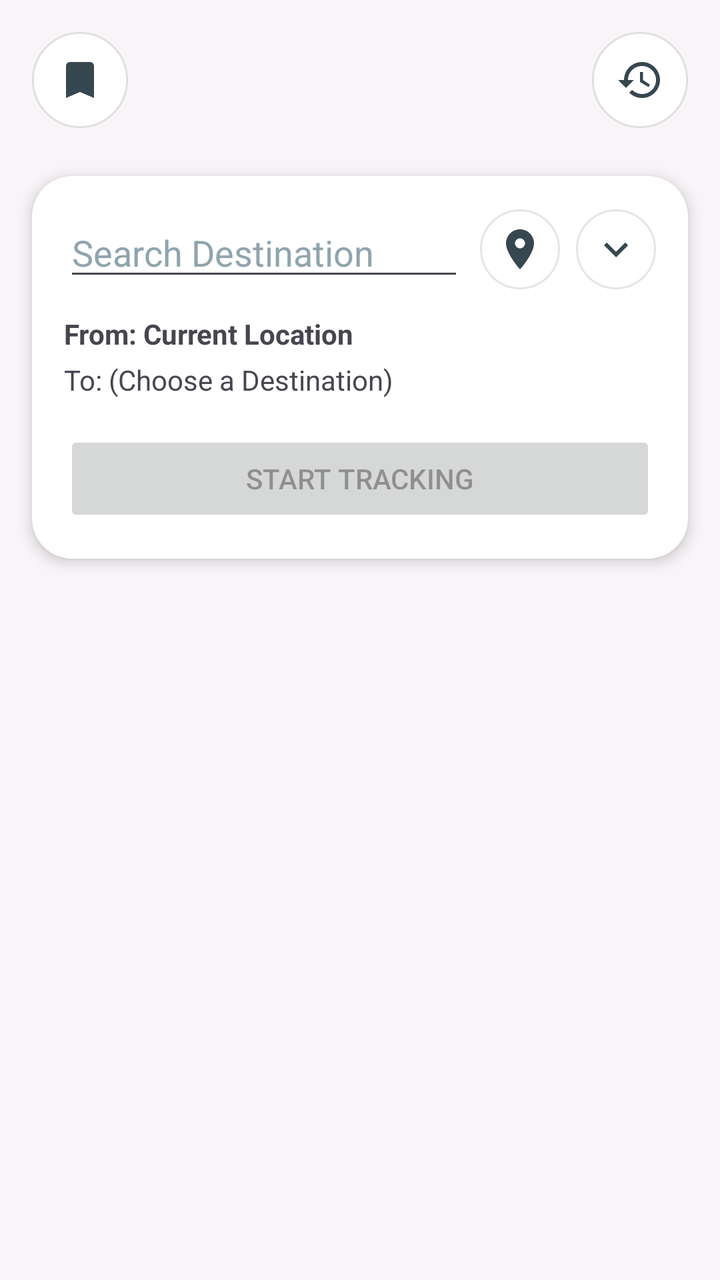
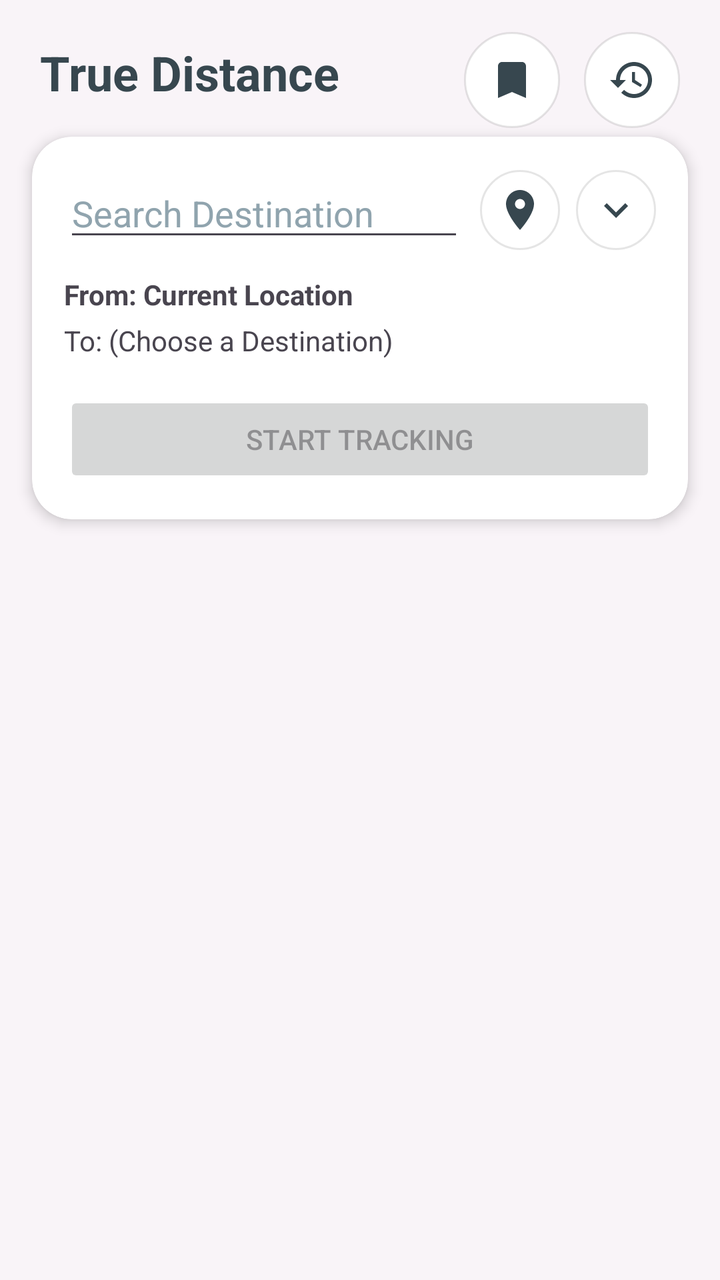

Compare the two renders of this Android layout. The source of the first and the diff that turns it into the second are given below.
<!-- AndroidManifest.xml: application theme Theme.TrueDistance -->
<!-- res/layout/fragment_distance.xml -->
<?xml version="1.0" encoding="utf-8"?>
<ScrollView xmlns:android="http://schemas.android.com/apk/res/android"
    xmlns:app="http://schemas.android.com/apk/res-auto"
    android:layout_width="match_parent"
    android:layout_height="match_parent"
    android:background="@color/background_soft"
    android:fillViewport="true">

    <androidx.constraintlayout.widget.ConstraintLayout
        android:layout_width="match_parent"
        android:layout_height="wrap_content">

        
        <TextView
            android:id="@+id/noInternetBanner"
            android:layout_width="0dp"
            android:layout_height="wrap_content"
            android:background="@color/accent_warm"
            android:padding="8dp"
            android:text="@string/no_internet_banner"
            android:textColor="@android:color/white"
            android:textAlignment="center"
            android:visibility="gone"
            app:layout_constraintTop_toTopOf="parent"
            app:layout_constraintStart_toStartOf="parent"
            app:layout_constraintEnd_toEndOf="parent" />

        <TextView
            android:id="@+id/noGpsBanner"
            android:layout_width="0dp"
            android:layout_height="wrap_content"
            android:background="@color/accent_warm"
            android:padding="8dp"
            android:text="@string/no_gps_banner"
            android:textColor="@android:color/white"
            android:textAlignment="center"
            android:clickable="true"
            android:focusable="true"
            android:visibility="gone"
            app:layout_constraintTop_toBottomOf="@id/noInternetBanner"
            app:layout_constraintStart_toStartOf="parent"
            app:layout_constraintEnd_toEndOf="parent" />

        <ImageButton
            android:id="@+id/savedLocationsButton"
            android:layout_width="48dp"
            android:layout_height="48dp"
            android:layout_marginTop="16dp"
            android:background="@drawable/bg_icon_chip"
            android:contentDescription="@string/saved_locations"
            android:src="@drawable/ic_bookmark"
            app:layout_constraintTop_toBottomOf="@id/noGpsBanner"
            app:layout_constraintStart_toStartOf="@id/locationCard" />

        <ImageButton
            android:id="@+id/historyButton"
            android:layout_width="48dp"
            android:layout_height="48dp"
            android:layout_marginTop="16dp"
            android:background="@drawable/bg_icon_chip"
            android:contentDescription="@string/distance_history"
            android:src="@drawable/ic_history"
            app:layout_constraintTop_toBottomOf="@id/noGpsBanner"
            app:layout_constraintEnd_toEndOf="@id/locationCard" />

        
        <androidx.cardview.widget.CardView
            android:id="@+id/locationCard"
            android:layout_width="0dp"
            android:layout_height="wrap_content"
            android:layout_marginTop="24dp"
            android:layout_marginHorizontal="16dp"
            app:cardCornerRadius="20dp"
            app:cardElevation="4dp"
            app:layout_constraintTop_toBottomOf="@id/savedLocationsButton"
            app:layout_constraintStart_toStartOf="parent"
            app:layout_constraintEnd_toEndOf="parent"
            app:layout_constraintWidth_max="600dp">

            <LinearLayout
                android:layout_width="match_parent"
                android:layout_height="wrap_content"
                android:orientation="vertical"
                android:padding="16dp">

                
                <LinearLayout
                    android:layout_width="match_parent"
                    android:layout_height="wrap_content"
                    android:orientation="horizontal"
                    android:gravity="center_vertical">

                    <AutoCompleteTextView
                        android:id="@+id/destinationSearchBox"
                        android:layout_width="0dp"
                        android:layout_height="wrap_content"
                        android:layout_weight="1"
                        android:hint="@string/search_destination_hint"
                        android:inputType="text"
                        android:completionThreshold="1"
                        android:textColor="@color/text_primary"
                        android:textColorHint="@color/text_secondary"
                        android:importantForAutofill="no" />

                    <ImageButton
                        android:id="@+id/mapPickButton"
                        android:layout_width="40dp"
                        android:layout_height="40dp"
                        android:layout_marginStart="8dp"
                        android:background="@drawable/bg_icon_chip"
                        android:contentDescription="@string/pick_on_map"
                        android:src="@drawable/ic_map_pin" />

                    <ImageButton
                        android:id="@+id/savedLocationDropdown"
                        android:layout_width="40dp"
                        android:layout_height="40dp"
                        android:layout_marginStart="8dp"
                        android:background="@drawable/bg_icon_chip"
                        android:contentDescription="@string/saved_locations"
                        android:src="@drawable/ic_chevron_down" />
                </LinearLayout>

                <TextView
                    android:id="@+id/fromLabel"
                    android:layout_width="wrap_content"
                    android:layout_height="wrap_content"
                    android:layout_marginTop="12dp"
                    android:text="@string/from_current_location"
                    android:textStyle="bold" />

                <TextView
                    android:id="@+id/toLabel"
                    android:layout_width="wrap_content"
                    android:layout_height="wrap_content"
                    android:layout_marginTop="4dp"
                    android:text="@string/to_choose_destination" />

                <Button
                    android:id="@+id/startTrackingButton"
                    android:layout_width="match_parent"
                    android:layout_height="wrap_content"
                    android:layout_marginTop="16dp"
                    android:enabled="false"
                    android:text="@string/start_tracking" />

            </LinearLayout>
        </androidx.cardview.widget.CardView>

    </androidx.constraintlayout.widget.ConstraintLayout>
</ScrollView>
<!-- resources referenced by this layout -->
<resources>
  <color name="accent_warm">@color/primary_violet</color>
  <color name="background_soft">#F9F4F8</color>
  <color name="text_primary">@color/text_charcoal</color>
  <color name="text_secondary">@color/text_gray_purple</color>
  <!-- drawable bg_icon_chip (drawable) -->
  <?xml version="1.0" encoding="utf-8"?>
  <shape xmlns:android="http://schemas.android.com/apk/res/android" android:shape="oval">
      <solid android:color="@color/card_white" />
      <stroke android:width="1dp" android:color="#1A000000" />
  </shape>
  <!-- drawable ic_bookmark (drawable) -->
  <?xml version="1.0" encoding="utf-8"?>
  <vector xmlns:android="http://schemas.android.com/apk/res/android"
      android:width="24dp"
      android:height="24dp"
      android:viewportWidth="24"
      android:viewportHeight="24"
      android:tint="@color/text_primary">
      <path
          android:fillColor="@android:color/white"
          android:pathData="M17,3H7C5.9,3 5,3.9 5,5v16l7,-3l7,3V5C19,3.9 18.1,3 17,3z" />
  </vector>
  <!-- drawable ic_chevron_down (drawable) -->
  <?xml version="1.0" encoding="utf-8"?>
  <vector xmlns:android="http://schemas.android.com/apk/res/android"
      android:width="24dp"
      android:height="24dp"
      android:viewportWidth="24"
      android:viewportHeight="24"
      android:tint="@color/text_primary">
      <path
          android:fillColor="@android:color/white"
          android:pathData="M7.41,8.59L12,13.17l4.59,-4.58L18,10l-6,6l-6,-6L7.41,8.59z" />
  </vector>
  <string name="distance_history">Distance History</string>
  <string name="from_current_location">From: Current Location</string>
  <string name="no_gps_banner">Location is off — Tap to enable</string>
  <string name="no_internet_banner">No Internet Connection — Search and Map require Internet</string>
  <string name="pick_on_map">Pick on Map</string>
  <string name="saved_locations">Saved Locations</string>
  <string name="search_destination_hint">Search Destination</string>
  <string name="start_tracking">Start Tracking</string>
  <string name="to_choose_destination">To: (Choose a Destination)</string>
  <color name="primary_violet">#7C4DFF</color>
  <color name="text_charcoal">#37474F</color>
  <color name="text_gray_purple">#90A4AE</color>
  <color name="card_white">#FFFFFF</color>
  <color name="primary_violet_dark">#651FFF</color>
  <color name="primary_lavender">#E1BEE7</color>
  <color name="text_on_primary">#FFFFFF</color>
  <style name="Theme.TrueDistance.Dialog" parent="ThemeOverlay.MaterialComponents.MaterialAlertDialog">
          <item name="shapeAppearanceOverlay">@style/ShapeAppearance.App.Dialog</item>
          <item name="android:background">@color/card_white</item>
          <item name="buttonBarPositiveButtonStyle">@style/Widget.App.Button.Text</item>
          <item name="buttonBarNegativeButtonStyle">@style/Widget.App.Button.Text</item>
      </style>
  <style name="Widget.App.Button" parent="Widget.MaterialComponents.Button">
          <item name="cornerRadius">12dp</item>
          <item name="backgroundTint">@color/primary_violet</item>
          <item name="android:textColor">@color/text_on_primary</item>
          <item name="android:insetTop">0dp</item>
          <item name="android:insetBottom">0dp</item>
      </style>
  <style name="ShapeAppearance.App.Dialog" parent="">
          <item name="cornerSize">24dp</item>
      </style>
  <style name="Widget.App.Button.Text" parent="Widget.MaterialComponents.Button.TextButton">
          <item name="android:textColor">@color/primary_violet</item>
      </style>
  <!-- unchanged entries left out for length: 4 -->
</resources>

<!-- the commit's change to res/layout/fragment_distance.xml (unified diff, before → after) -->
@@ -41,38 +41,56 @@
             app:layout_constraintStart_toStartOf="parent"
             app:layout_constraintEnd_toEndOf="parent" />
 
+        
+        <TextView
+            android:id="@+id/screenTitle"
+            android:layout_width="0dp"
+            android:layout_height="wrap_content"
+            android:layout_marginStart="20dp"
+            android:layout_marginTop="20dp"
+            android:text="@string/true_distance"
+            android:textColor="@color/text_charcoal"
+            android:textSize="24sp"
+            android:textStyle="bold"
+            app:layout_constraintTop_toBottomOf="@id/noGpsBanner"
+            app:layout_constraintStart_toStartOf="parent"
+            app:layout_constraintEnd_toStartOf="@id/savedLocationsButton" />
+
         <ImageButton
             android:id="@+id/savedLocationsButton"
             android:layout_width="48dp"
             android:layout_height="48dp"
             android:layout_marginTop="16dp"
+            android:layout_marginEnd="12dp"
             android:background="@drawable/bg_icon_chip"
             android:contentDescription="@string/saved_locations"
             android:src="@drawable/ic_bookmark"
             app:layout_constraintTop_toBottomOf="@id/noGpsBanner"
-            app:layout_constraintStart_toStartOf="@id/locationCard" />
+            app:layout_constraintEnd_toStartOf="@id/historyButton" />
 
         <ImageButton
             android:id="@+id/historyButton"
             android:layout_width="48dp"
             android:layout_height="48dp"
             android:layout_marginTop="16dp"
+            android:layout_marginEnd="20dp"
             android:background="@drawable/bg_icon_chip"
             android:contentDescription="@string/distance_history"
             android:src="@drawable/ic_history"
             app:layout_constraintTop_toBottomOf="@id/noGpsBanner"
-            app:layout_constraintEnd_toEndOf="@id/locationCard" />
+            app:layout_constraintEnd_toEndOf="parent" />
 
         
         <androidx.cardview.widget.CardView
             android:id="@+id/locationCard"
             android:layout_width="0dp"
             android:layout_height="wrap_content"
-            android:layout_marginTop="24dp"
+            android:layout_marginTop="16dp"
             android:layout_marginHorizontal="16dp"
             app:cardCornerRadius="20dp"
             app:cardElevation="4dp"
-            app:layout_constraintTop_toBottomOf="@id/savedLocationsButton"
+            app:cardBackgroundColor="@color/card_white"
+            app:layout_constraintTop_toBottomOf="@id/screenTitle"
             app:layout_constraintStart_toStartOf="parent"
             app:layout_constraintEnd_toEndOf="parent"
             app:layout_constraintWidth_max="600dp">
<!-- resource entries referenced after the edit -->
@@ -43,6 +43,7 @@
   <string name="search_destination_hint">Search Destination</string>
   <string name="start_tracking">Start Tracking</string>
   <string name="to_choose_destination">To: (Choose a Destination)</string>
+  <string name="true_distance">True Distance</string>
   <color name="primary_violet">#7C4DFF</color>
   <color name="text_charcoal">#37474F</color>
   <color name="text_gray_purple">#90A4AE</color>
